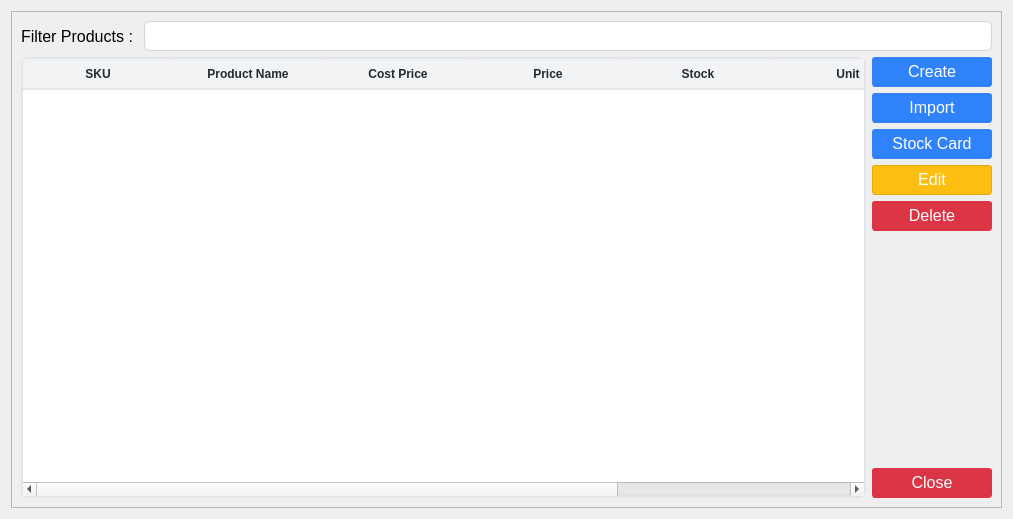
Above: ui/products.ui from michael-halim/pos before the change. Below: the same form after it.
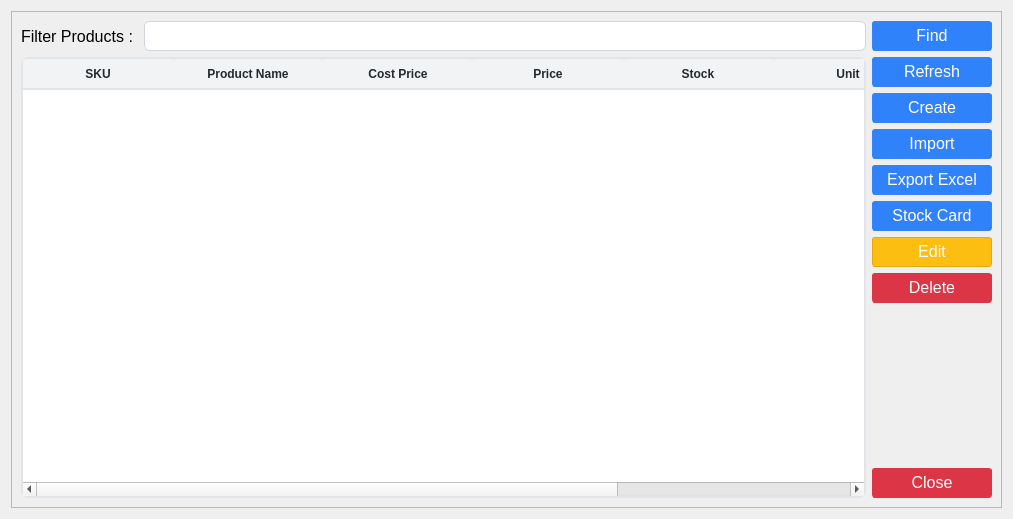
That is the form after the change. Icons and pictures are not drawn.

Commit message: Patch#53: Add Window Title According to Username - Added Username in every Dialog - Added UX when Clicking Module it pops to the top - Fix Permission When not Allowed - Added Profit and Total Net Profit in Transactions and Detail Transactions - Added Export Products - Added Version in home.py - Updated seed.py - Updated .gitignore - Fix Connect DB

Patch:
```diff
--- a/ui/products.ui
+++ b/ui/products.ui
@@ -340,8 +340,8 @@
       <item row="0" column="0">
        <layout class="QVBoxLayout" name="verticalLayout_2">
         <item>
-         <layout class="QFormLayout" name="formLayout">
-          <item row="0" column="0">
+         <layout class="QHBoxLayout" name="horizontalLayout_2">
+          <item>
            <widget class="QLabel" name="filter_products_label">
             <property name="minimumSize">
              <size>
@@ -359,7 +359,7 @@
             </property>
            </widget>
           </item>
-          <item row="0" column="1">
+          <item>
            <widget class="QLineEdit" name="filter_products_input">
             <property name="minimumSize">
              <size>
@@ -392,6 +392,51 @@
             </property>
            </widget>
           </item>
+          <item>
+           <widget class="QPushButton" name="find_products_button">
+            <property name="minimumSize">
+             <size>
+              <width>120</width>
+              <height>30</height>
+             </size>
+            </property>
+            <property name="font">
+             <font>
+              <pointsize>12</pointsize>
+             </font>
+            </property>
+            <property name="styleSheet">
+             <string notr="true">QPushButton{
+    color: #fff;
+    background-color: rgba(13, 110, 253, 0.85); /* RGBA with alpha channel */
+    border-color: rgba(13, 110, 253, 0.7);
+}
+QPushButton:hover {
+    background-color: rgba(11, 94, 215, 0.9);
+    border-color: rgba(10, 88, 202, 0.9);
+    opacity: 0.95;
+}
+QPushButton:disabled {
+    background-color: #a8c1ff;
+    border-color: #a8c1ff;
+    color: #e6eeff;
+}</string>
+            </property>
+            <property name="text">
+             <string>Find</string>
+            </property>
+            <property name="icon">
+             <iconset>
+              <normaloff>../assets/research.png</normaloff>../assets/research.png</iconset>
+            </property>
+            <property name="iconSize">
+             <size>
+              <width>14</width>
+              <height>14</height>
+             </size>
+            </property>
+           </widget>
+          </item>
          </layout>
         </item>
         <item>
@@ -579,6 +624,51 @@
           </item>
           <item>
            <layout class="QVBoxLayout" name="verticalLayout">
+            <item>
+             <widget class="QPushButton" name="refresh_products_button">
+              <property name="minimumSize">
+               <size>
+                <width>120</width>
+                <height>30</height>
+               </size>
+              </property>
+              <property name="font">
+               <font>
+                <pointsize>12</pointsize>
+               </font>
+              </property>
+              <property name="styleSheet">
+               <string notr="true">QPushButton{
+    color: #fff;
+    background-color: rgba(13, 110, 253, 0.85); /* RGBA with alpha channel */
+    border-color: rgba(13, 110, 253, 0.7);
+}
+QPushButton:hover {
+    background-color: rgba(11, 94, 215, 0.9);
+    border-color: rgba(10, 88, 202, 0.9);
+    opacity: 0.95;
+}
+QPushButton:disabled {
+    background-color: #a8c1ff;
+    border-color: #a8c1ff;
+    color: #e6eeff;
+}</string>
+              </property>
+              <property name="text">
+               <string>Refresh</string>
+              </property>
+              <property name="icon">
+               <iconset>
+                <normaloff>../assets/refresh.png</normaloff>../assets/refresh.png</iconset>
+              </property>
+              <property name="iconSize">
+               <size>
+                <width>16</width>
+                <height>16</height>
+               </size>
+              </property>
+             </widget>
+            </item>
             <item>
              <widget class="QPushButton" name="add_products_button">
               <property name="minimumSize">
@@ -669,6 +759,51 @@
               </property>
              </widget>
             </item>
+            <item>
+             <widget class="QPushButton" name="export_products_button">
+              <property name="minimumSize">
+               <size>
+                <width>0</width>
+                <height>30</height>
+               </size>
+              </property>
+              <property name="font">
+               <font>
+                <pointsize>12</pointsize>
+               </font>
+              </property>
+              <property name="styleSheet">
+               <string notr="true">QPushButton{
+    color: #fff;
+    background-color: rgba(13, 110, 253, 0.85); /* RGBA with alpha channel */
+    border-color: rgba(13, 110, 253, 0.7);
+}
+QPushButton:hover {
+    background-color: rgba(11, 94, 215, 0.9);
+    border-color: rgba(10, 88, 202, 0.9);
+    opacity: 0.95;
+}
+QPushButton:disabled {
+    background-color: #a8c1ff;
+    border-color: #a8c1ff;
+    color: #e6eeff;
+}</string>
+              </property>
+              <property name="text">
+               <string>Export Excel</string>
+              </property>
+              <property name="icon">
+               <iconset>
+                <normaloff>../assets/file.png</normaloff>../assets/file.png</iconset>
+              </property>
+              <property name="iconSize">
+               <size>
+                <width>14</width>
+                <height>14</height>
+               </size>
+              </property>
+             </widget>
+            </item>
             <item>
              <widget class="QPushButton" name="stock_card_products_button">
               <property name="minimumSize">
```
The commit also changes 54 other files.
